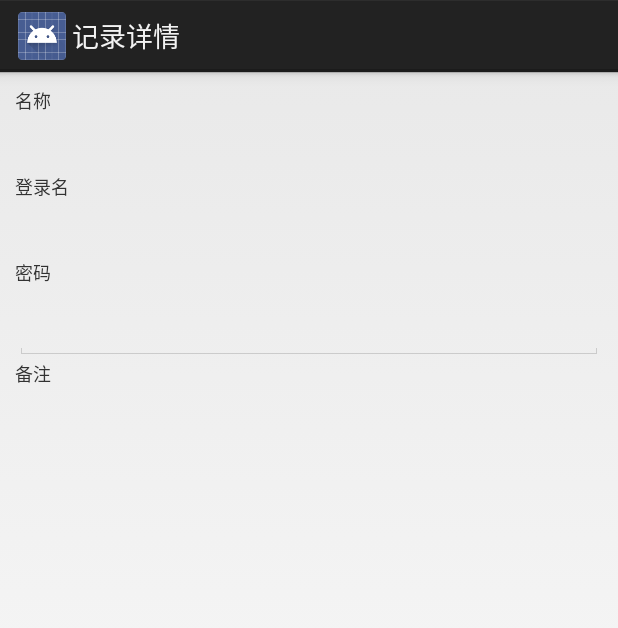
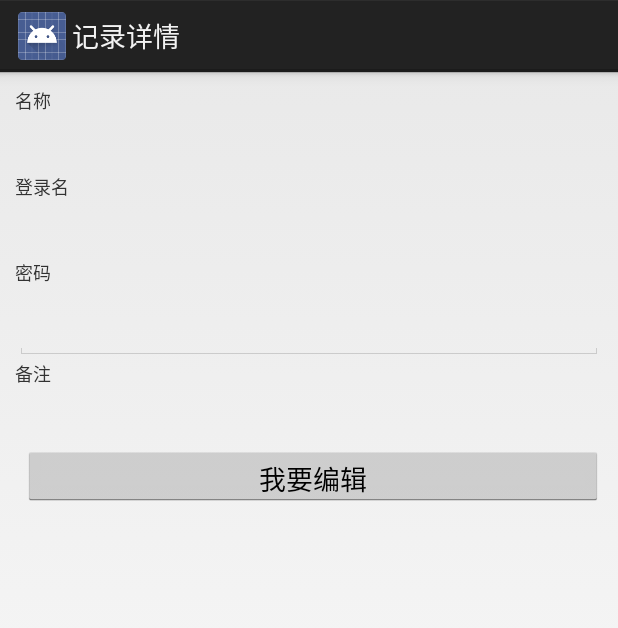
Before and after one commit to benyaiba/Mr.Keep, an Android app: the RecordDetailActivity screen opened directly, with no data from a screen before it, on a phone screen of 412 x 824 dp. Shown: the top 628 px of the screen. Run offline under Robolectric (Android 15) with nearby library versions, the phone set to English and light mode, and no system bars; 3 statements that could not run were skipped.

Commit message:
在详细页面增加“编辑”按钮 #25

```diff
--- a/app/src/main/java/net/yaiba/keep/MainActivity.java
+++ b/app/src/main/java/net/yaiba/keep/MainActivity.java
@@ -432,9 +432,6 @@ public class MainActivity extends Activity implements  AdapterView.OnItemClickLi
 	}
 
 
-
-
-
 	@SuppressWarnings("deprecation")
 	public void delete(){
 		if (RECORD_ID == 0) {
--- a/app/src/main/java/net/yaiba/keep/RecordDetailActivity.java
+++ b/app/src/main/java/net/yaiba/keep/RecordDetailActivity.java
@@ -41,6 +41,20 @@ public class RecordDetailActivity extends Activity {
 //			   }
 //			  });
 
+
+		Button bn_go_edit = (Button)findViewById(R.id.go_edit);
+		bn_go_edit.setOnClickListener(new OnClickListener(){
+			public void  onClick(View v)
+			{
+				//画面迁移到edit画面
+				Intent mainIntent = new Intent(RecordDetailActivity.this,RecordEditActivity.class);
+				mainIntent.putExtra("INT", RECORD_ID);
+				startActivity(mainIntent);
+				setResult(RESULT_OK, mainIntent);
+				finish();
+			}
+		});
+
 	}
 
 	@Override
--- a/app/src/main/res/layout/activity_record_detail.xml
+++ b/app/src/main/res/layout/activity_record_detail.xml
@@ -21,13 +21,13 @@
                 android:layout_height="wrap_content"
                 android:textSize="12sp"
                 android:text="@string/site_name" />
-
             <TextView
                 android:id="@+id/site_name"
                 android:layout_width="match_parent"
                 android:layout_height="wrap_content"
                 android:textSize="22sp"
-                android:paddingBottom="10dp" />
+                android:paddingBottom="10dp"
+                android:layout_weight="1" />
 
             <TextView
                 android:layout_width="match_parent"
@@ -72,6 +72,13 @@
                 android:textSize="22sp"
                 android:paddingBottom="10dp"/>
 
+            <Button
+                android:id="@+id/go_edit"
+                android:layout_width="match_parent"
+                android:layout_height="40dp"
+                android:layout_marginLeft="5dp"
+                android:text="我要编辑" />
+
         </LinearLayout>
     </ScrollView>
 </LinearLayout>
```
